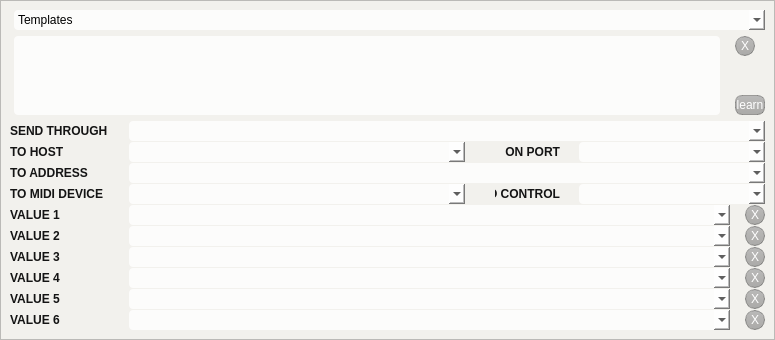
Before: the Qt Designer form interfaces/extoscpatterneditor.ui in buzzinglight/IanniX, drawn with Qt 5.
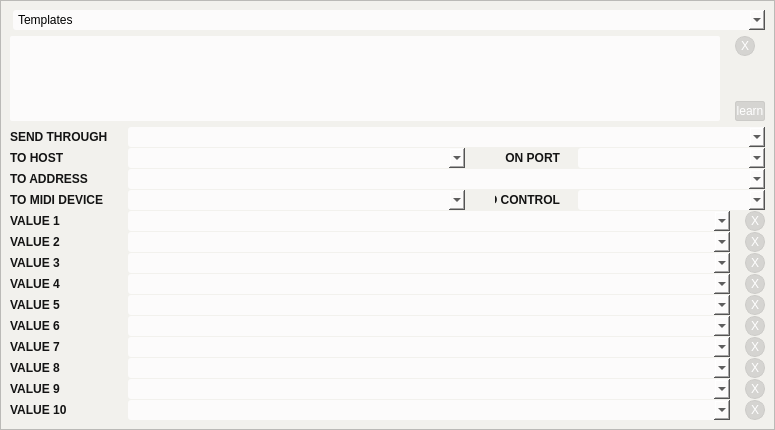
After: the same form once the commit is applied. Icons and pictures are not drawn. Custom widgets are drawn as their Qt base class.

Diff of the .ui file:
```diff
--- a/interfaces/extoscpatterneditor.ui
+++ b/interfaces/extoscpatterneditor.ui
@@ -7,170 +7,129 @@
     <x>0</x>
     <y>0</y>
     <width>775</width>
-    <height>340</height>
+    <height>430</height>
    </rect>
   </property>
   <property name="minimumSize">
    <size>
     <width>775</width>
-    <height>340</height>
+    <height>430</height>
    </size>
   </property>
   <property name="windowTitle">
    <string>IanniX</string>
   </property>
   <property name="styleSheet">
-   <string notr="true">QFrame#global {
-	background-color: rgb(242, 241, 237);
+   <string notr="true">QWidget {
+	font: 						10px &quot;Museo Sans&quot;, &quot;Arial&quot;;
+	margin: 					0px;
+	padding: 					0px;
 }
-
-QTextEdit#help {
-	color: white;
-	background-color: transparent;
-}
-
-
-QWidget {
-	font: 10px &quot;Arial&quot;;
-}
 QLabel {
-	font: bold;
+	font: 						9px &quot;Museo Sans&quot;, &quot;Arial&quot;;
+	font:							bold;
+	color: 						rgb(20, 20, 20);
 }
-
-QTabWidget::pane {
-	border: 1px solid rgba(255, 255, 255, 32);
-}
-
-QLabel {
-	color: rgb(20, 20, 20);
-}
-
 QLineEdit {
-	background: transparent;
-	border: 0px solid transparent;
+	background: 			transparent;
+	border: 					0px solid black;
 }
 
-QPushButton {
-	border: 1px solid rgb(60, 60, 60, 100);
-	border-radius: 10px;
-	margin: 0px;
-	padding: 0px;
-	background-color: qlineargradient(spread:pad, x1:0, y1:0, x2:0, y2:1, stop:0 rgba(99, 100, 103, 100), stop:1 rgba(61, 61, 61, 100));
+QFrame#global {
+	background-color:	rgb(242, 241, 237);
 }
+QPlainTextEdit#patternEdit {
+	font: 11px &quot;Lucida Console&quot;, &quot;Monaco&quot;;
+}
+
+
+QPlainTextEdit, QComboBox {
+	min-height: 				20px;
+	color: 						black;
+	border: 					0px solid black;
+	border-radius: 		2px;
+	background-color: 	rgb(252, 251, 251);
+}
+
+QComboBox {
+	margin-left: 		3px;
+	border-radius: 	3px;
+	selection-color: 	black;
+	padding-left: 		5px;
+	selection-color: 	black;
+}
+QComboBox::drop-down {
+	width: 						10px;
+	padding: 					2px;
+	border: 					0px solid black;
+	background: 			rgb(0, 187, 255);
+    image: 						url(:/icons/res_icon_down.png);
+}
+QComboBox QAbstractItemView {
+	min-height: 				50px;
+}
+
+
+
+
+
 QPushButton {
-	color: white;
+	border: 					1px solid rgb(204, 203, 200);
+	border-radius: 		10px;
+	background-color: 	rgb(213, 212, 209);
+	color: 						white;
 }
 QPushButton:hover {
 	border: 1px solid rgb(0, 187, 255);
 	background-color: rgb(0, 137, 241, 128);
 }
 QPushButton::checked, QPushButton:pressed {
-	background-color: rgb(0, 187, 255);
-	color: white;
+	background-color: 	rgb(0, 187, 255);
 }
-
 QPushButton#patternLearn {
-	border-radius: 7px;
+	border-radius: 		2px;
 }
 
-QTreeWidget {
-	color: black;
-	border: 0px solid transparent;
-	gridline-color: rgb(150, 152, 137);
-	selection-background-color: rgb(82, 146, 218);
-	background: transparent;
-	background-color: rgb(0, 0, 0, 32);
-	alternate-background-color: rgb(0, 0, 0, 32);
+QTextEdit#help {
+	color: 						white;
+	background-color:	transparent;
 }
-QTreeWidget::item {
-}
-QHeaderView {
-	background: transparent;
-	border: 0px solid transparent;
-	color: rgb(203, 203, 203);
-	min-height: 12px;
-}
-QHeaderView::section {
-	background: rgba(255, 255, 255, 64);
-	padding-left: 4px;
-	border: 0px solid transparent;
-	border-top-left-radius:  6px;
-	border-top-right-radius: 6px;
-	font: bold;
-}
-
-QTreeView::indicator {
-	border: 1px solid rgb(60, 60, 60);
-	width: 11px;
-	height: 11px;
-}
-QTreeView::indicator:unchecked {
-	background-color: qlineargradient(spread:pad, x1:0, y1:0, x2:0, y2:1, stop:0 rgba(139, 140, 143, 255), stop:1 rgba(101, 101, 101, 255));
-}
-QTreeView::indicator:checked {
-	background-color: qlineargradient(spread:pad, x1:0, y1:0, x2:0, y2:1, stop:0 rgba(50, 237, 255), stop:1 rgba(0, 187, 255, 255));
-}
-
 
 
 QScrollBar:vertical, QScrollBar:horizontal {
-	border: 0px solid transparent;
-	background: rgba(255, 255, 255, 32);
+	border: 				0px solid black;
+	background: 		rgba(255, 255, 255, 32);
 }
 QScrollBar::handle:vertical, QScrollBar::handle:horizontal {
-	border: 0px solid transparent;
-	background: rgb(161, 161, 161);
-	border-radius: 3px;
+	border: 				0px solid black;
+	background: 		rgb(161, 161, 161);
+	border-radius: 	3px;
 }
-QScrollBar:vertical {						width: 8px;					}
-QScrollBar:horizontal {					height: 8px;				}
+QScrollBar:vertical {						width: 			8px;					}
+QScrollBar:horizontal {					height: 		8px;				}
 QScrollBar::handle:vertical {			min-height: 8px;		}
-QScrollBar::handle:horizontal {	min-width: 8px;			}
+QScrollBar::handle:horizontal {	min-width: 	8px;			}
 QScrollBar::add-line:vertical, QScrollBar::add-line:hozirontal, QScrollBar::sub-line:vertical, QScrollBar::sub-line:horizontal, QScrollBar::up-arrow:vertical, QScrollBar::up-arrow:horizontal, QScrollBar::down-arrow:vertical, QScrollBar::down-arrow:horizontal {
-	border: 0px solid transparent;
-	background: transparent;
-	width: 1px;
-	height: 1px;
+	border: 			0px solid black;
+	background: 	transparent;
+	width: 				1px;
+	height: 			1px;
 }
 QScrollBar::add-page:vertical, QScrollBar::sub-page:vertical, QScrollBar::add-page:horizontal, QScrollBar::sub-page:horizontal {
-	background: none;
+	background: 	none;
 }
 
-
 QSplitter::handle {
-	background: rgb(0,0,0, 30);
+	background: 							rgb(255, 255, 255, 30);
 }
 QSplitter::handle:pressed {
 	background: rgb(0, 187, 255);
  }
+QSplitter::handle:horizontal	 	{	width: 	4px; }
+QSplitter::handle:vertical     		{	height:	4px; }
+
 QSplitter::handle:horizontal	 	{	width: 4px; }
 QSplitter::handle:vertical     		{	height: 4px; }
-
-QWidget#patternEdit {
-	font: 11px &quot;Lucida Console&quot;, &quot;Monaco&quot;;
-}
-
-
-QPlainTextEdit, QComboBox {
-	border: 0px solid transparent;
-	background: rgba(255, 255, 255, 200);
-	color: black;
-	margin-left: 4px;
-	padding-top: -4px;
-	border-radius: 4px;
-}
-QComboBox {
-	selection-color: black;
-	padding-top: 0px;
-	padding-left: 4px;
-}
-QComboBox::drop-down {
-	width: 10px;
-	padding: 4px;
-	border: 0px solid transparent;
-	background: rgb(0, 187, 255);
-    image: url(:/icons/res_icon_down.png);
-}
 </string>
   </property>
   <layout class="QHBoxLayout" name="horizontalLayout_2">
@@ -324,7 +283,7 @@
             <property name="maximumSize">
              <size>
               <width>30</width>
-              <height>20</height>
+              <height>16777215</height>
              </size>
             </property>
             <property name="focusPolicy">
@@ -353,6 +312,9 @@
         <property name="spacing">
          <number>1</number>
         </property>
+        <property name="bottomMargin">
+         <number>0</number>
+        </property>
         <item>
          <layout class="QHBoxLayout" name="horizontalLayout_6">
           <property name="spacing">
@@ -1216,8 +1178,321 @@
             <property name="toolTip">
              <string>Clear the value</string>
             </property>
-            <property name="statusTip">
-             <string>Click here to clear the value</string>
+            <property name="text">
+             <string>X</string>
+            </property>
+           </widget>
+          </item>
+         </layout>
+        </item>
+        <item>
+         <layout class="QHBoxLayout" name="horizontalLayout_14">
+          <property name="spacing">
+           <number>15</number>
+          </property>
+          <item>
+           <widget class="QLabel" name="argument7Label">
+            <property name="minimumSize">
+             <size>
+              <width>100</width>
+              <height>0</height>
+             </size>
+            </property>
+            <property name="maximumSize">
+             <size>
+              <width>100</width>
+              <height>16777215</height>
+             </size>
+            </property>
+            <property name="text">
+             <string>VALUE 7</string>
+            </property>
+            <property name="buddy">
+             <cstring>argument6Combo</cstring>
+            </property>
+           </widget>
+          </item>
+          <item>
+           <widget class="QComboBoxWithFocus" name="argument7Combo">
+            <property name="minimumSize">
+             <size>
+              <width>0</width>
+              <height>20</height>
+             </size>
+            </property>
+            <property name="maximumSize">
+             <size>
+              <width>16777215</width>
+              <height>20</height>
+             </size>
+            </property>
+            <property name="toolTip">
+             <string>Type here a IanniX variable or your custom value</string>
+            </property>
+            <property name="editable">
+             <bool>true</bool>
+            </property>
+            <property name="duplicatesEnabled">
+             <bool>true</bool>
+            </property>
+           </widget>
+          </item>
+          <item>
+           <widget class="QPushButton" name="argument7Clear">
+            <property name="minimumSize">
+             <size>
+              <width>20</width>
+              <height>20</height>
+             </size>
+            </property>
+            <property name="maximumSize">
+             <size>
+              <width>20</width>
+              <height>20</height>
+             </size>
+            </property>
+            <property name="focusPolicy">
+             <enum>Qt::NoFocus</enum>
+            </property>
+            <property name="toolTip">
+             <string>Clear the value</string>
+            </property>
+            <property name="text">
+             <string>X</string>
+            </property>
+           </widget>
+          </item>
+         </layout>
+        </item>
+        <item>
+         <layout class="QHBoxLayout" name="horizontalLayout_15">
+          <property name="spacing">
+           <number>15</number>
+          </property>
+          <item>
+           <widget class="QLabel" name="argument8Label">
+            <property name="minimumSize">
+             <size>
+              <width>100</width>
+              <height>0</height>
+             </size>
+            </property>
+            <property name="maximumSize">
+             <size>
+              <width>100</width>
+              <height>16777215</height>
+             </size>
+            </property>
+            <property name="text">
+             <string>VALUE 8</string>
+            </property>
+            <property name="buddy">
+             <cstring>argument6Combo</cstring>
+            </property>
+           </widget>
+          </item>
+          <item>
+           <widget class="QComboBoxWithFocus" name="argument8Combo">
+            <property name="minimumSize">
+             <size>
+              <width>0</width>
+              <height>20</height>
+             </size>
+            </property>
+            <property name="maximumSize">
+             <size>
+              <width>16777215</width>
+              <height>20</height>
+             </size>
+            </property>
+            <property name="toolTip">
+             <string>Type here a IanniX variable or your custom value</string>
+            </property>
+            <property name="editable">
+             <bool>true</bool>
+            </property>
+            <property name="duplicatesEnabled">
+             <bool>true</bool>
+            </property>
+           </widget>
+          </item>
+          <item>
+           <widget class="QPushButton" name="argument8Clear">
+            <property name="minimumSize">
+             <size>
+              <width>20</width>
+              <height>20</height>
+             </size>
+            </property>
+            <property name="maximumSize">
+             <size>
+              <width>20</width>
+              <height>20</height>
+             </size>
+            </property>
+            <property name="focusPolicy">
+             <enum>Qt::NoFocus</enum>
+            </property>
+            <property name="toolTip">
+             <string>Clear the value</string>
+            </property>
+            <property name="text">
+             <string>X</string>
+            </property>
+           </widget>
+          </item>
+         </layout>
+        </item>
+        <item>
+         <layout class="QHBoxLayout" name="horizontalLayout_16">
+          <property name="spacing">
+           <number>15</number>
+          </property>
+          <item>
+           <widget class="QLabel" name="argument9Label">
+            <property name="minimumSize">
+             <size>
+              <width>100</width>
+              <height>0</height>
+             </size>
+            </property>
+            <property name="maximumSize">
+             <size>
+              <width>100</width>
+              <height>16777215</height>
+             </size>
+            </property>
+            <property name="text">
+             <string>VALUE 9</string>
+            </property>
+            <property name="buddy">
+             <cstring>argument6Combo</cstring>
+            </property>
+           </widget>
+          </item>
+          <item>
+           <widget class="QComboBoxWithFocus" name="argument9Combo">
+            <property name="minimumSize">
+             <size>
+              <width>0</width>
+              <height>20</height>
+             </size>
+            </property>
+            <property name="maximumSize">
+             <size>
+              <width>16777215</width>
+              <height>20</height>
+             </size>
+            </property>
+            <property name="toolTip">
+             <string>Type here a IanniX variable or your custom value</string>
+            </property>
+            <property name="editable">
+             <bool>true</bool>
+            </property>
+            <property name="duplicatesEnabled">
+             <bool>true</bool>
+            </property>
+           </widget>
+          </item>
+          <item>
+           <widget class="QPushButton" name="argument9Clear">
+            <property name="minimumSize">
+             <size>
+              <width>20</width>
+              <height>20</height>
+             </size>
+            </property>
+            <property name="maximumSize">
+             <size>
+              <width>20</width>
+              <height>20</height>
+             </size>
+            </property>
+            <property name="focusPolicy">
+             <enum>Qt::NoFocus</enum>
+            </property>
+            <property name="toolTip">
+             <string>Clear the value</string>
+            </property>
+            <property name="text">
+             <string>X</string>
+            </property>
+           </widget>
+          </item>
+         </layout>
+        </item>
+        <item>
+         <layout class="QHBoxLayout" name="horizontalLayout_17">
+          <property name="spacing">
+           <number>15</number>
+          </property>
+          <item>
+           <widget class="QLabel" name="argument10Label">
+            <property name="minimumSize">
+             <size>
+              <width>100</width>
+              <height>0</height>
+             </size>
+            </property>
+            <property name="maximumSize">
+             <size>
+              <width>100</width>
+              <height>16777215</height>
+             </size>
+            </property>
+            <property name="text">
+             <string>VALUE 10</string>
+            </property>
+            <property name="buddy">
+             <cstring>argument6Combo</cstring>
+            </property>
+           </widget>
+          </item>
+          <item>
+           <widget class="QComboBoxWithFocus" name="argument10Combo">
+            <property name="minimumSize">
+             <size>
+              <width>0</width>
+              <height>20</height>
+             </size>
+            </property>
+            <property name="maximumSize">
+             <size>
+              <width>16777215</width>
+              <height>20</height>
+             </size>
+            </property>
+            <property name="toolTip">
+             <string>Type here a IanniX variable or your custom value</string>
+            </property>
+            <property name="editable">
+             <bool>true</bool>
+            </property>
+            <property name="duplicatesEnabled">
+             <bool>true</bool>
+            </property>
+           </widget>
+          </item>
+          <item>
+           <widget class="QPushButton" name="argument10Clear">
+            <property name="minimumSize">
+             <size>
+              <width>20</width>
+              <height>20</height>
+             </size>
+            </property>
+            <property name="maximumSize">
+             <size>
+              <width>20</width>
+              <height>20</height>
+             </size>
+            </property>
+            <property name="focusPolicy">
+             <enum>Qt::NoFocus</enum>
+            </property>
+            <property name="toolTip">
+             <string>Clear the value</string>
             </property>
             <property name="text">
              <string>X</string>
```
Left out of the diff: 454 changed lines with no effect on the pictures.
